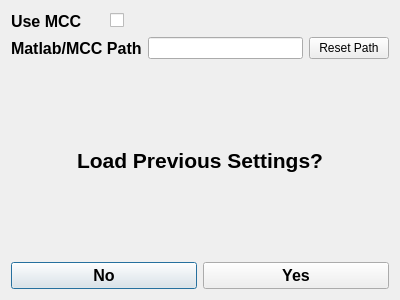
Before: the Qt Designer form loadprevioussettings.ui in abcucberkeley/PetaKit5D-GUI, drawn with Qt 5.
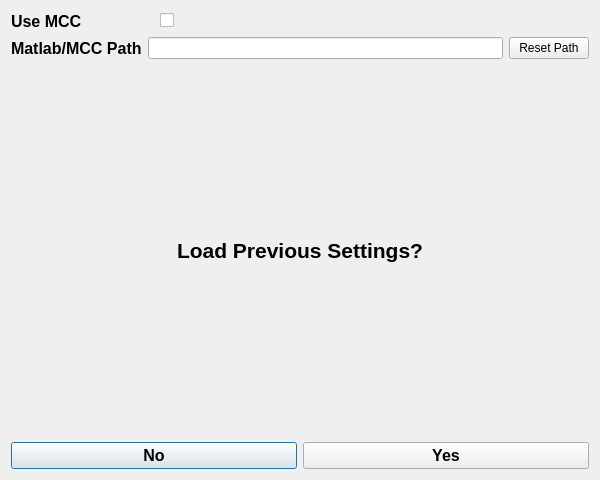
After: the same form once the commit is applied.

What changed in the file:
```diff
--- a/loadprevioussettings.ui
+++ b/loadprevioussettings.ui
@@ -6,16 +6,16 @@
    <rect>
     <x>0</x>
     <y>0</y>
-    <width>400</width>
-    <height>300</height>
+    <width>600</width>
+    <height>480</height>
    </rect>
   </property>
   <property name="windowTitle">
    <string>Load Previous Settings?</string>
   </property>
-  <layout class="QGridLayout" name="gridLayout">
+  <layout class="QGridLayout" name="gridLayout" rowstretch="1,3">
    <item row="1" column="0">
-    <layout class="QVBoxLayout" name="verticalLayout_2">
+    <layout class="QVBoxLayout" name="verticalLayout_2" stretch="1,1">
      <item>
       <layout class="QVBoxLayout" name="verticalLayout">
        <item>
```
